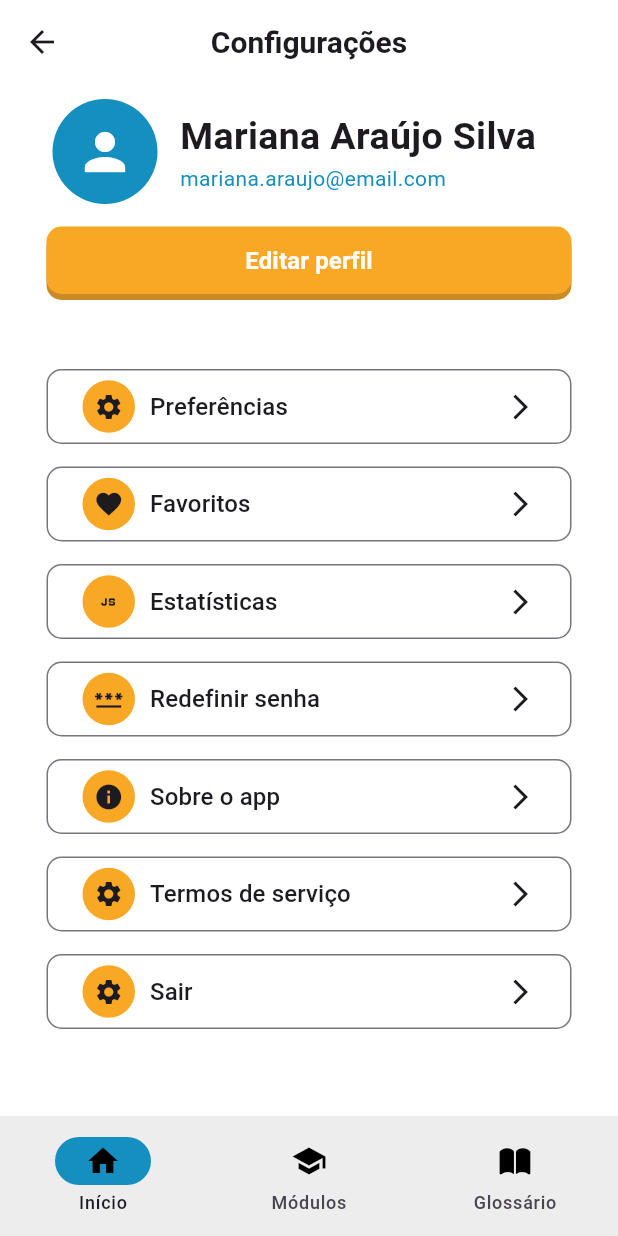
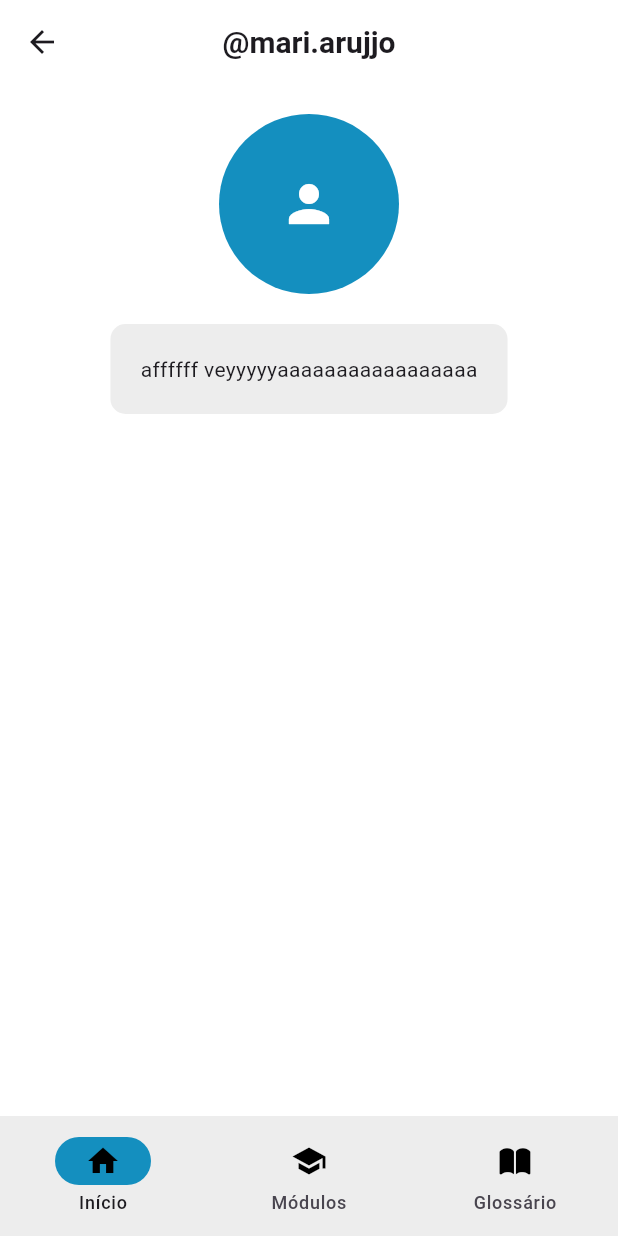
Before and after one commit to mari-arujjo/APP-CAS-Natal, a Flutter app: the ConfiguracoesPage screen opened by its route, after a tap on "Editar perfil", on a phone screen of 412 x 824 dp. Run offline on Flutter 3.47's test engine with Material 3 defaults, Android fonts, the phone set to English and light mode, and no system bars; our stand-ins replace go_router.

Commit message:
ajustes na tela de configuração e de ditar perfil

```diff
--- a/lib/pages/Inicio/config.dart
+++ b/lib/pages/Inicio/config_page.dart
@@ -3,6 +3,7 @@ import 'package:app_cas_natal/widgets/botoes/bt_laranja.dart';
 import 'package:app_cas_natal/widgets/botoes/bt_outline.dart';
 import 'package:app_cas_natal/widgets/vizualizacao/foto.dart';
 import 'package:flutter/material.dart';
+import 'package:go_router/go_router.dart';
 
 class ConfiguracoesPage extends StatefulWidget {
   const ConfiguracoesPage({super.key});
@@ -27,7 +28,7 @@ class _ConfiguracoesPageState extends State<ConfiguracoesPage> {
                   mainAxisAlignment: MainAxisAlignment.start,
                   children: [
                     SizedBox(width: 15),
-                    FotoWidget(),
+                    FotoWidget(tam: 30),
                     SizedBox(width: 15),
                     Column(
                       crossAxisAlignment: CrossAxisAlignment.start,
@@ -55,7 +56,9 @@ class _ConfiguracoesPageState extends State<ConfiguracoesPage> {
 
                 BotaoLaranjaWidget(
                   txt: 'Editar perfil',
-                  onPressed: () {},
+                  onPressed: () {
+                    context.goNamed('EditarPerfil');
+                  },
                   tam: 350,
                 ),
 
@@ -64,7 +67,7 @@ class _ConfiguracoesPageState extends State<ConfiguracoesPage> {
                   onPressed: () {},
                   txt: 'Preferências',
                   tam: 350,
-                  iconInicio: Icons.settings,
+                  iconInicio: Icons.tune,
                 ),
                 SizedBox(height: 15),
                 BotaoOutlineWidget(
@@ -78,14 +81,14 @@ class _ConfiguracoesPageState extends State<ConfiguracoesPage> {
                   onPressed: () {},
                   txt: 'Estatísticas',
                   tam: 350,
-                  iconInicio: Icons.javascript,
+                  iconInicio: Icons.bar_chart,
                 ),
                 SizedBox(height: 15),
                 BotaoOutlineWidget(
                   onPressed: () {},
                   txt: 'Redefinir senha',
                   tam: 350,
-                  iconInicio: Icons.password,
+                  iconInicio: Icons.lock,
                 ),
                 SizedBox(height: 15),
                 BotaoOutlineWidget(
@@ -99,14 +102,14 @@ class _ConfiguracoesPageState extends State<ConfiguracoesPage> {
                   onPressed: () {},
                   txt: 'Termos de serviço',
                   tam: 350,
-                  iconInicio: Icons.settings,
+                  iconInicio: Icons.description,
                 ),
                 SizedBox(height: 15),
                 BotaoOutlineWidget(
                   onPressed: () {},
                   txt: 'Sair',
                   tam: 350,
-                  iconInicio: Icons.settings,
+                  iconInicio: Icons.logout,
                 ),
               ],
             ),
--- /dev/null
+++ b/lib/pages/Inicio/editar_perfil_page.dart
@@ -0,0 +1,38 @@
+import 'package:app_cas_natal/widgets/container/container_widget.dart';
+import 'package:app_cas_natal/widgets/vizualizacao/foto.dart';
+import 'package:flutter/material.dart';
+
+class EditarPerfilPage extends StatefulWidget {
+  const EditarPerfilPage({super.key});
+
+  @override
+  State<EditarPerfilPage> createState() => _EditarPerfilPageState();
+}
+
+class _EditarPerfilPageState extends State<EditarPerfilPage> {
+  @override
+  Widget build(BuildContext context) {
+    return Scaffold(
+      appBar: AppBar(title: Text('@mari.arujjo')),
+      body: Center(
+        child: Padding(
+          padding: EdgeInsets.all(20),
+          child: Column(
+            children: [
+              FotoWidget(tam: 60),
+              SizedBox(height: 20),
+              ContainerWidget(
+                child: Form(
+                  child: Column(
+                    crossAxisAlignment: CrossAxisAlignment.start,
+                    children: [Text('affffff veyyyyyaaaaaaaaaaaaaaaaa')],
+                  ),
+                ),
+              ),
+            ],
+          ),
+        ),
+      ),
+    );
+  }
+}
--- a/lib/pages/Inicio/home_page.dart
+++ b/lib/pages/Inicio/home_page.dart
@@ -20,15 +20,15 @@ class _InicioPageState extends State<InicioPage> {
             onPressed: () {
               context.goNamed('Configuracoes');
             },
-            icon: Icon(Icons.settings),
+            icon: Icon(Icons.settings, size: 30),
           ),
         ],
       ),
       body: Center(
         child: Column(
           children: [
-            Text('Conteúdo do Início'),
-            BotaoLaranjaWidget(txt: 'Cancelar', onPressed: () {}, tam: 120),
+            Image.asset('lib/assets/logo_cas.png', width: 250, height: 250),
+            BotaoLaranjaWidget(txt: 'Omaga!', onPressed: () {}, tam: 120),
           ],
         ),
       ),
--- a/lib/rotas.dart
+++ b/lib/rotas.dart
@@ -1,6 +1,7 @@
 import 'package:app_cas_natal/nav.dart';
 import 'package:app_cas_natal/pages/Glossario/glossario_page.dart';
-import 'package:app_cas_natal/pages/Inicio/config.dart';
+import 'package:app_cas_natal/pages/Inicio/config_page.dart';
+import 'package:app_cas_natal/pages/Inicio/editar_perfil_page.dart';
 import 'package:app_cas_natal/pages/Inicio/home_page.dart';
 import 'package:app_cas_natal/pages/Modulos/modulos_page.dart';
 import 'package:flutter/material.dart';
@@ -55,6 +56,15 @@ class AppNavigation {
                     builder: (context, state) {
                       return ConfiguracoesPage(key: state.pageKey);
                     },
+                    routes: [
+                      GoRoute(
+                        path: '/editarPerfil',
+                        name: 'EditarPerfil',
+                        builder: (context, state) {
+                          return EditarPerfilPage(key: state.pageKey);
+                        },
+                      ),
+                    ],
                   ),
                 ],
               ),
--- a/lib/widgets/botoes/bt_laranja.dart
+++ b/lib/widgets/botoes/bt_laranja.dart
@@ -1,5 +1,4 @@
 import 'package:app_cas_natal/assets/cores.dart';
-import 'package:flutter/cupertino.dart';
 import 'package:flutter/material.dart';
 
 class BotaoLaranjaWidget extends StatefulWidget {
--- /dev/null
+++ b/lib/widgets/container/container_widget.dart
@@ -0,0 +1,26 @@
+import 'package:app_cas_natal/assets/cores.dart';
+import 'package:flutter/material.dart';
+
+class ContainerWidget extends StatefulWidget {
+  final Widget child;
+  const ContainerWidget({super.key, required this.child});
+
+  @override
+  State<ContainerWidget> createState() => _ContainerWidgetState();
+}
+
+class _ContainerWidgetState extends State<ContainerWidget> {
+  final cores = Cores();
+
+  @override
+  Widget build(BuildContext context) {
+    return Container(
+      padding: EdgeInsets.all(20),
+      decoration: BoxDecoration(
+        color: cores.cinzaClaro,
+        borderRadius: BorderRadius.circular(10),
+      ),
+      child: widget.child,
+    );
+  }
+}
--- a/lib/widgets/vizualizacao/foto.dart
+++ b/lib/widgets/vizualizacao/foto.dart
@@ -2,7 +2,8 @@ import 'package:app_cas_natal/assets/cores.dart';
 import 'package:flutter/material.dart';
 
 class FotoWidget extends StatefulWidget {
-  const FotoWidget({super.key});
+  final double tam;
+  const FotoWidget({super.key, required this.tam});
 
   @override
   State<FotoWidget> createState() => _FotoWidgetState();
@@ -13,7 +14,7 @@ class _FotoWidgetState extends State<FotoWidget> {
   @override
   Widget build(BuildContext context) {
     return CircleAvatar(
-      radius: 35,
+      radius: widget.tam,
       backgroundColor: cores.azulEscuro,
       child: Icon(Icons.person, size: 40, color: Colors.white),
     );
```
Also changed, not shown: pubspec.yaml (+3 -70 lines), lib/assets/logo_cas.png (added), 1 other file.
